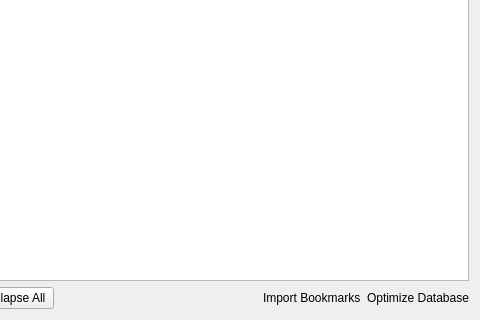
The window that src/lib/bookmarks/bookmarksmanager.ui (QupZilla/qupzilla) describes before a commit, drawn with Qt 5; both pictures show x 209 to 689 and y 147 to 467 of the 689 by 467 pixel window.
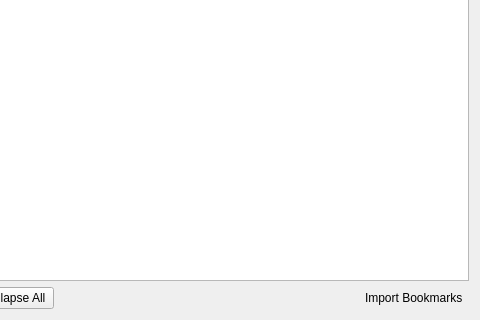
The same window after the commit. Custom widgets are drawn as their Qt base class.

Commit message: [OptimizeDb] Move Optimize Database link to ClearPrivateData dialog.

Patch:
```diff
--- a/src/lib/bookmarks/bookmarksmanager.ui
+++ b/src/lib/bookmarks/bookmarksmanager.ui
@@ -14,19 +14,6 @@
    <string>Bookmarks</string>
   </property>
   <layout class="QGridLayout" name="gridLayout">
-   <item row="1" column="8">
-    <widget class="ClickableLabel" name="optimizeDb">
-     <property name="cursor">
-      <cursorShape>PointingHandCursor</cursorShape>
-     </property>
-     <property name="text">
-      <string>Optimize Database</string>
-     </property>
-     <property name="html-link-look" stdset="0">
-      <bool>true</bool>
-     </property>
-    </widget>
-   </item>
    <item row="1" column="7">
     <widget class="ClickableLabel" name="importBookmarks">
      <property name="cursor">
```
The commit also changes 12 other files.
